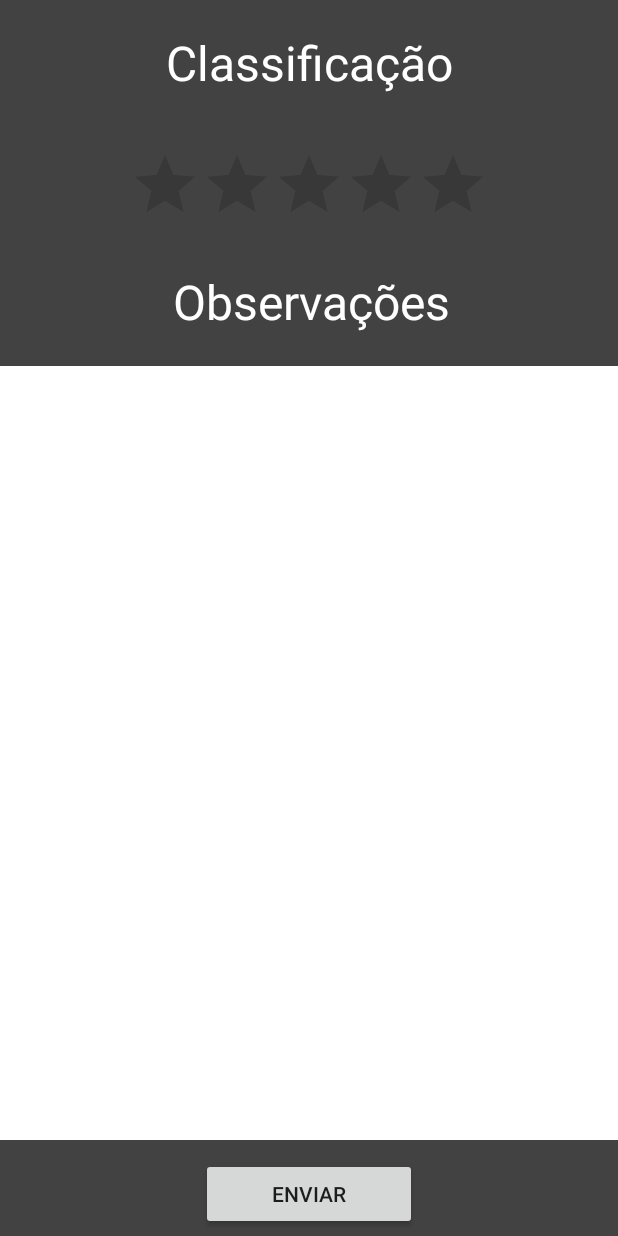
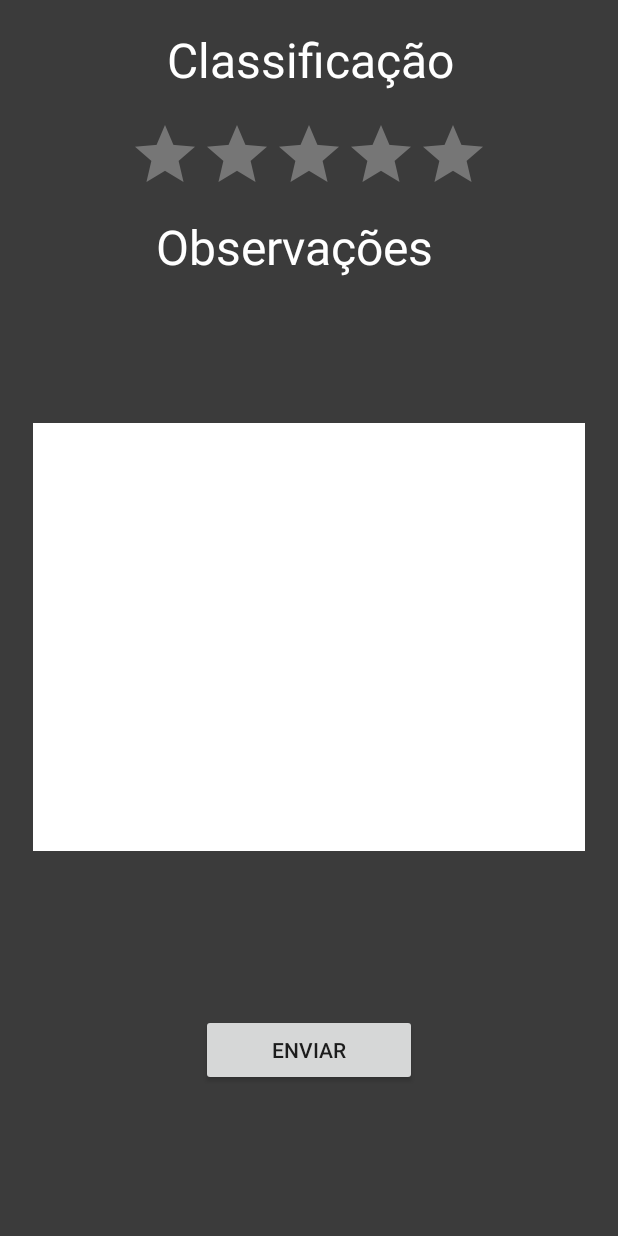
Before and after one commit to goocombat/AppCRM, an Android app: the RealizarActivity screen opened directly, with no data from a screen before it, on a phone screen of 412 x 824 dp. Run offline under Robolectric (Android 15) with nearby library versions, the phone set to English and light mode, and no system bars.

Commit message:
Design Realizar
hhhh

```diff
--- a/app/src/main/java/com/crmonline/appcrm/RealizarActivity.java
+++ b/app/src/main/java/com/crmonline/appcrm/RealizarActivity.java
@@ -1,22 +1,30 @@
 package com.crmonline.appcrm;
 
+import android.app.SearchManager;
 import android.support.v7.app.AppCompatActivity;
 import android.os.Bundle;
 import android.util.Log;
+import android.view.View;
+import android.widget.Button;
+import android.widget.EditText;
+import android.widget.RatingBar;
 import android.widget.Toast;
 
 import com.crmonline.appcrm.Entities.VisitaRealizada;
 
 public class RealizarActivity extends AppCompatActivity {
 
+    RatingBar ratingBar;
+    EditText obs;
+
     @Override
     protected void onCreate(Bundle savedInstanceState) {
         super.onCreate(savedInstanceState);
         setContentView(R.layout.activity_realizar);
 
-        Integer id =  getIntent().getIntExtra("id",0);
+        Integer id = getIntent().getIntExtra("id", 0);
 
-        Log.i("teste",id.toString());
+        Log.i("teste", id.toString());
 
         Toast.makeText(this, id.toString(), Toast.LENGTH_SHORT).show();
 
@@ -24,5 +32,8 @@ public class RealizarActivity extends AppCompatActivity {
         visitaRealizada.setId(id);
 
 
+
+
     }
-}
+
+    }
--- a/app/src/main/java/com/crmonline/appcrm/Services/AgendaService.java
+++ b/app/src/main/java/com/crmonline/appcrm/Services/AgendaService.java
@@ -1,10 +1,13 @@
 package com.crmonline.appcrm.Services;
 
+import com.crmonline.appcrm.Entities.RespostaGenerica;
 import com.crmonline.appcrm.Entities.Visita;
+import com.crmonline.appcrm.Entities.VisitaRealizada;
 
 import java.util.List;
 
 import retrofit2.Call;
+import retrofit2.http.Body;
 import retrofit2.http.GET;
 import retrofit2.http.POST;
 
@@ -13,6 +16,10 @@ public interface AgendaService {
     @GET("visita/agendadas")
     Call<List<Visita>> buscaVisitas();
 
+    @POST("visita/realizar")
+    Call<RespostaGenerica>visitaRealizada(@Body VisitaRealizada vr);
+
+
 
 
 }
--- a/app/src/main/res/layout/activity_home.xml
+++ b/app/src/main/res/layout/activity_home.xml
@@ -2,7 +2,7 @@
 <android.support.constraint.ConstraintLayout xmlns:android="http://schemas.android.com/apk/res/android"
     xmlns:app="http://schemas.android.com/apk/res-auto"
     xmlns:tools="http://schemas.android.com/tools"
-    android:background="@color/cardview_dark_background"
+    android:background="#ff1a1e"
     android:layout_width="match_parent"
     android:layout_height="match_parent"
     android:padding="4dp"
--- a/app/src/main/res/layout/activity_realizar.xml
+++ b/app/src/main/res/layout/activity_realizar.xml
@@ -4,22 +4,17 @@
     xmlns:tools="http://schemas.android.com/tools"
     android:layout_width="match_parent"
     android:layout_height="match_parent"
-    android:background="@color/cardview_dark_background"
+    android:background="#3b3b3b"
     tools:layout_editor_absoluteY="25dp">
 
     <RatingBar
         android:id="@+id/ratingBar"
         android:layout_width="wrap_content"
-        android:layout_height="50dp"
-        android:layout_marginBottom="30dp"
-        android:layout_marginEnd="70dp"
-        android:layout_marginLeft="70dp"
-        android:layout_marginRight="70dp"
-        android:layout_marginStart="70dp"
+        android:layout_height="51dp"
+        android:layout_marginTop="16dp"
         android:numStars="5"
-
         android:stepSize="1"
-        app:layout_constraintBottom_toTopOf="@+id/textView2"
+        android:theme="@style/RatingBar"
         app:layout_constraintEnd_toEndOf="parent"
         app:layout_constraintStart_toStartOf="parent"
         app:layout_constraintTop_toBottomOf="@+id/textView" />
@@ -27,7 +22,7 @@
     <TextView
         android:id="@+id/textView"
         android:layout_width="213dp"
-        android:layout_height="52dp"
+        android:layout_height="47dp"
         android:layout_marginBottom="31dp"
         android:layout_marginTop="16dp"
         android:gravity="center"
@@ -36,19 +31,19 @@
         android:textSize="32sp"
         app:layout_constraintBottom_toTopOf="@+id/ratingBar"
         app:layout_constraintEnd_toEndOf="parent"
+        app:layout_constraintHorizontal_bias="0.502"
         app:layout_constraintStart_toStartOf="parent"
         app:layout_constraintTop_toTopOf="parent" />
 
     <EditText
         android:id="@+id/editText"
-        android:layout_width="0dp"
-        android:layout_height="0dp"
+        android:layout_width="368dp"
+        android:layout_height="285dp"
         android:layout_marginBottom="12dp"
         android:background="#fff"
         android:textColor="#000"
         app:layout_constraintBottom_toTopOf="@+id/btnenviar"
         app:layout_constraintEnd_toEndOf="parent"
-        app:layout_constraintHorizontal_bias="1.0"
         app:layout_constraintStart_toStartOf="parent"
         app:layout_constraintTop_toBottomOf="@+id/textView2" />
 
@@ -65,15 +60,18 @@
 
     <TextView
         android:id="@+id/textView2"
-        android:layout_width="wrap_content"
+        android:layout_width="205dp"
         android:layout_height="wrap_content"
-        android:layout_marginBottom="21dp"
-        android:layout_marginLeft="29dp"
-        android:layout_marginStart="29dp"
+        android:layout_marginEnd="8dp"
+        android:layout_marginLeft="16dp"
+        android:layout_marginRight="8dp"
+        android:layout_marginStart="16dp"
+        android:layout_marginTop="12dp"
         android:text="Observações"
         android:textColor="#fff"
         android:textSize="32sp"
-        app:layout_constraintBottom_toTopOf="@+id/editText"
+        app:layout_constraintEnd_toEndOf="parent"
+        app:layout_constraintHorizontal_bias="0.024"
         app:layout_constraintStart_toStartOf="@+id/ratingBar"
         app:layout_constraintTop_toBottomOf="@+id/ratingBar" />
 
--- a/app/src/main/res/values/styles.xml
+++ b/app/src/main/res/values/styles.xml
@@ -8,4 +8,9 @@
         <item name="colorAccent">@color/colorAccent</item>
     </style>
 
+    <style name="RatingBar" parent="Theme.AppCompat">
+        <item name="colorControlNormal">#ffffff</item>
+        <item name="colorControlActivated">#e7d211</item>
+    </style>
+
 </resources>
```
